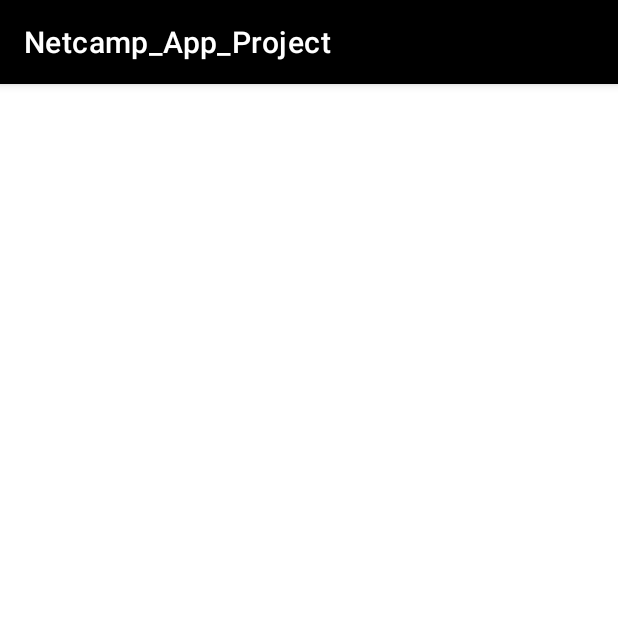
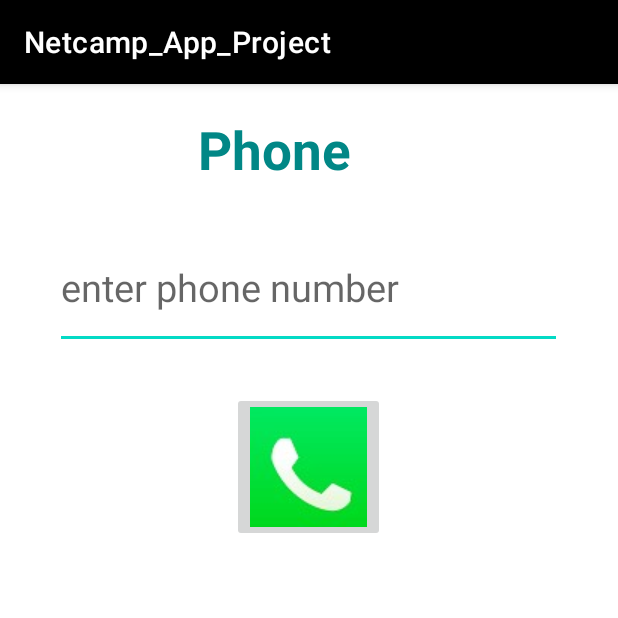
Before and after one commit to pragya-sharma11/Netcamp_App_Project, an Android app: the PhoneCall screen opened directly, with no data from a screen before it, on a phone screen of 412 x 824 dp, the top half of it. Run offline under Robolectric (Android 15) with nearby library versions, the phone set to English and light mode, and no system bars.

Commit message:
create layout for PhoneCall activity

```diff
--- a/app/src/main/res/layout/activity_phone_call.xml
+++ b/app/src/main/res/layout/activity_phone_call.xml
@@ -6,4 +6,47 @@
     android:layout_height="match_parent"
     tools:context=".PhoneCall">
 
+    <EditText
+        android:id="@+id/PhoneCallEditText"
+        android:layout_width="338dp"
+        android:layout_height="81dp"
+        android:ems="10"
+        android:inputType="textPersonName"
+        android:hint="enter phone number"
+        android:textSize="25dp"
+        android:textColor="@color/black"
+        app:layout_constraintBottom_toBottomOf="parent"
+        app:layout_constraintEnd_toEndOf="parent"
+        app:layout_constraintHorizontal_bias="0.493"
+        app:layout_constraintStart_toStartOf="parent"
+        app:layout_constraintTop_toTopOf="parent"
+        app:layout_constraintVertical_bias="0.139" />
+
+    <ImageButton
+        android:id="@+id/imageButton"
+        android:layout_width="wrap_content"
+        android:layout_height="wrap_content"
+        app:layout_constraintBottom_toBottomOf="parent"
+        app:layout_constraintEnd_toEndOf="parent"
+        app:layout_constraintHorizontal_bias="0.498"
+        app:layout_constraintStart_toStartOf="parent"
+        app:layout_constraintTop_toTopOf="parent"
+        app:layout_constraintVertical_bias="0.307"
+        app:srcCompat="@drawable/phone" />
+
+    <TextView
+        android:id="@+id/textView7"
+        android:layout_width="196dp"
+        android:layout_height="48dp"
+        android:text="Phone "
+        android:textAlignment="center"
+        android:textColor="@color/teal_700"
+        android:textSize="35dp"
+        android:textStyle="bold"
+        app:layout_constraintBottom_toBottomOf="parent"
+        app:layout_constraintEnd_toEndOf="parent"
+        app:layout_constraintHorizontal_bias="0.413"
+        app:layout_constraintStart_toStartOf="parent"
+        app:layout_constraintTop_toTopOf="parent"
+        app:layout_constraintVertical_bias="0.028" />
 </androidx.constraintlayout.widget.ConstraintLayout>
```
